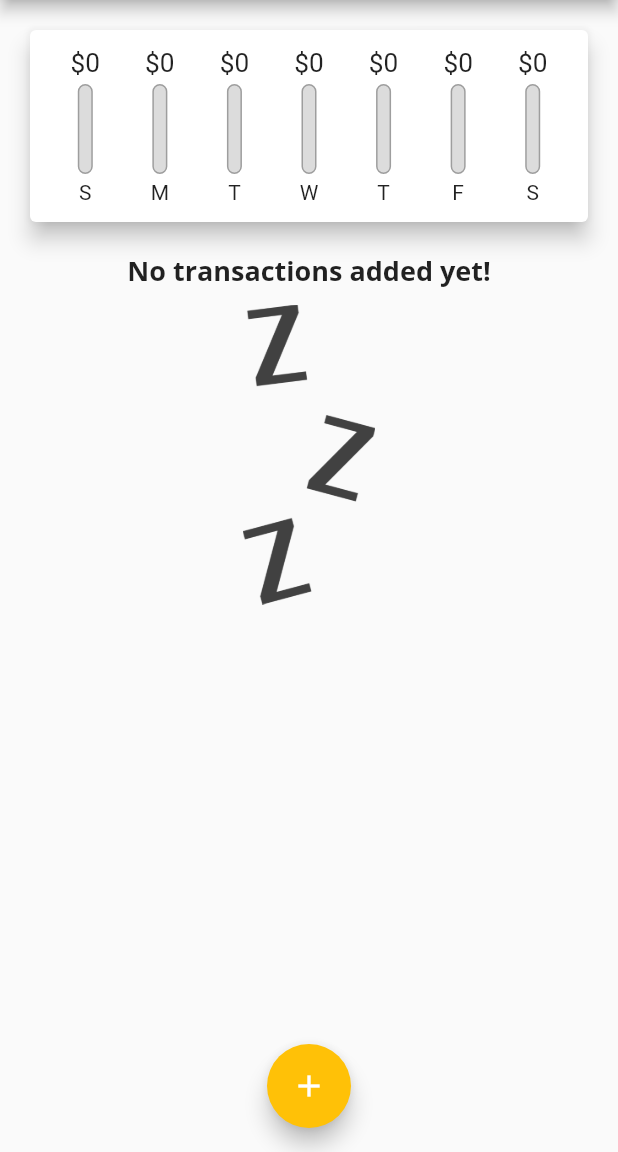
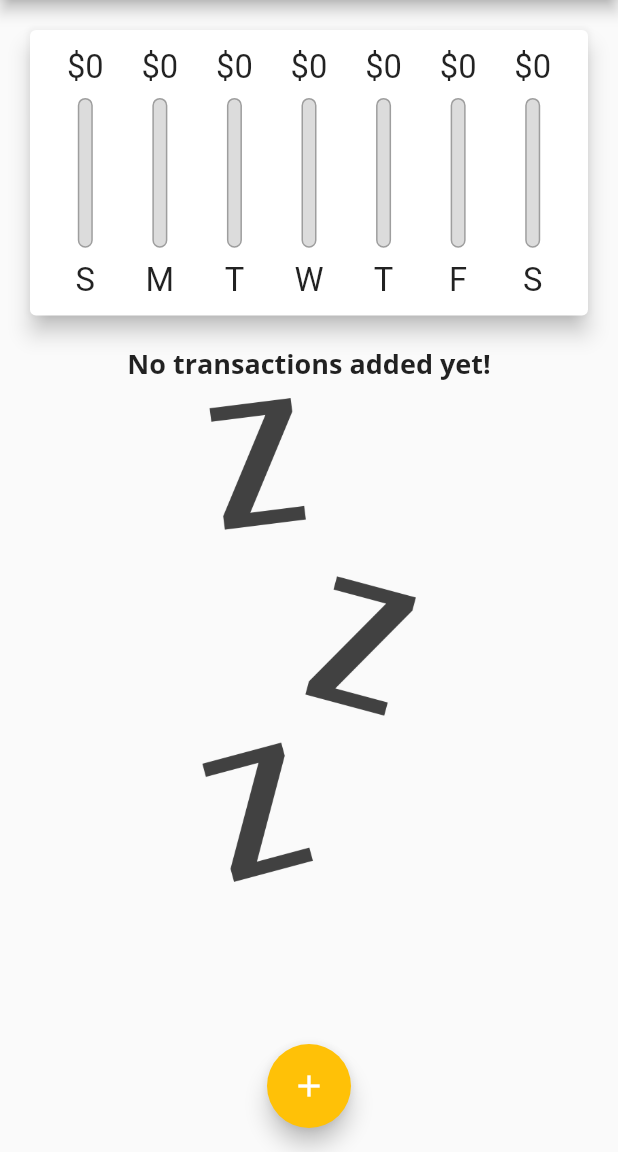
Before and after one commit to vicky5243/expenses_tracker, a Flutter app: the screen it shows after launch, on a phone screen of 412 x 824 dp, the part 84-1236 px from its top. Run offline on Flutter 3.47's test engine with Material 2 defaults, Android fonts, the phone set to English and light mode, and no system bars.

Commit message:
Add orientation, mediaquery and layoutbuilder

```diff
--- a/lib/main.dart
+++ b/lib/main.dart
@@ -3,8 +3,17 @@ import 'package:expenses_tracker/widgets/chart.dart';
 import 'package:expenses_tracker/widgets/new_transaction.dart';
 import 'package:expenses_tracker/widgets/transaction_list.dart';
 import 'package:flutter/material.dart';
+import 'package:flutter/services.dart';
 
 void main() {
+  // set orientation
+  // WidgetsFlutterBinding.ensureInitialized();
+  // SystemChrome.setPreferredOrientations(
+  //   [
+  //     DeviceOrientation.portraitUp,
+  //     DeviceOrientation.portraitDown,
+  //   ],
+  // );
   runApp(const MyApp());
 }
 
@@ -81,6 +90,8 @@ class _MyHomePageState extends State<MyHomePage> {
     // ),
   ];
 
+  bool _showChart = false;
+
   List<Transaction> get _recentTransactions {
     return _userTransactions.where((tx) {
       return tx.date.isAfter(
@@ -124,8 +135,9 @@ class _MyHomePageState extends State<MyHomePage> {
 
   @override
   Widget build(BuildContext context) {
-    return Scaffold(
-      appBar: AppBar(
+    final isLandscape =
+        MediaQuery.of(context).orientation == Orientation.landscape;
+    final appBar = AppBar(
       title: const Text(
         'Expenses Tracker',
         // style: TextStyle(
@@ -138,14 +150,53 @@ class _MyHomePageState extends State<MyHomePage> {
           icon: const Icon(Icons.add),
         ),
       ],
-      ),
+    );
+    final txListWidget = Container(
+      height: (MediaQuery.of(context).size.height -
+              appBar.preferredSize.height -
+              MediaQuery.of(context).padding.top) *
+          0.7,
+      child: TransactionList(_userTransactions, _deleteTransaction),
+    );
+    return Scaffold(
+      appBar: appBar,
       body: SingleChildScrollView(
         child: Column(
           // mainAxisAlignment: MainAxisAlignment.start,
           crossAxisAlignment: CrossAxisAlignment.stretch,
           children: <Widget>[
-            Chart(recentTransactions: _recentTransactions),
-            TransactionList(_userTransactions, _deleteTransaction),
+            if (isLandscape)
+              Row(
+                mainAxisAlignment: MainAxisAlignment.center,
+                children: [
+                  const Text('Show Chart'),
+                  Switch(
+                    value: _showChart,
+                    onChanged: (val) {
+                      setState(() {
+                        _showChart = val;
+                      });
+                    },
+                  )
+                ],
+              ),
+            if (!isLandscape)
+              Container(
+                  height: (MediaQuery.of(context).size.height -
+                          appBar.preferredSize.height -
+                          MediaQuery.of(context).padding.top) *
+                      0.3,
+                  child: Chart(recentTransactions: _recentTransactions)),
+            if (!isLandscape) txListWidget,
+            if (isLandscape)
+              _showChart
+                  ? Container(
+                      height: (MediaQuery.of(context).size.height -
+                              appBar.preferredSize.height -
+                              MediaQuery.of(context).padding.top) *
+                          0.7,
+                      child: Chart(recentTransactions: _recentTransactions))
+                  : txListWidget,
           ],
         ),
       ),
--- a/lib/widgets/chart.dart
+++ b/lib/widgets/chart.dart
@@ -37,7 +37,6 @@ class Chart extends StatelessWidget {
 
   @override
   Widget build(BuildContext context) {
-    print(groupedTransactionValues);
     return Card(
       elevation: 6,
       margin: const EdgeInsets.all(20),
--- a/lib/widgets/chart_bar.dart
+++ b/lib/widgets/chart_bar.dart
@@ -12,21 +12,23 @@ class ChartBar extends StatelessWidget {
 
   @override
   Widget build(BuildContext context) {
+    return LayoutBuilder(
+      builder: (context, constraints) {
         return Column(
           children: [
-        Container(
-          height: 20,
+            SizedBox(
+              height: constraints.maxHeight * 0.15,
               child: FittedBox(
                 child: Text(
                   '\$${spendingAmount.toStringAsFixed(0)}',
                 ),
               ),
             ),
-        const SizedBox(
-          height: 4,
+            SizedBox(
+              height: constraints.maxHeight * 0.05,
             ),
             SizedBox(
-          height: 60,
+              height: constraints.maxHeight * 0.6,
               width: 10,
               child: Stack(
                 children: [
@@ -54,11 +56,20 @@ class ChartBar extends StatelessWidget {
                 ],
               ),
             ),
-        const SizedBox(
-          height: 4,
+            SizedBox(
+              height: constraints.maxHeight * 0.05,
             ),
-        Text(label)
+            SizedBox(
+              height: constraints.maxHeight * 0.15,
+              child: FittedBox(
+                child: Text(
+                  label,
+                ),
+              ),
+            )
           ],
+        );
+      },
     );
   }
 }
--- a/lib/widgets/transaction_list.dart
+++ b/lib/widgets/transaction_list.dart
@@ -9,10 +9,9 @@ class TransactionList extends StatelessWidget {
   TransactionList(this.transactions, this.deleteTx);
   @override
   Widget build(BuildContext context) {
-    return Container(
-      height: 500,
-      child: transactions.isEmpty
-          ? Column(
+    return transactions.isEmpty
+        ? LayoutBuilder(builder: (context, constraints) {
+            return Column(
               children: [
                 Text(
                   'No transactions added yet!',
@@ -22,14 +21,15 @@ class TransactionList extends StatelessWidget {
                   height: 10,
                 ),
                 SizedBox(
-                  height: 200,
+                  height: constraints.maxHeight * 0.6,
                   child: Image.asset(
                     'assets/images/waiting.png',
                     fit: BoxFit.cover,
                   ),
                 ),
               ],
-            )
+            );
+          })
         : ListView.builder(
             itemBuilder: (context, index) {
               return Card(
@@ -66,7 +66,6 @@ class TransactionList extends StatelessWidget {
               );
             },
             itemCount: transactions.length,
-            ),
           );
   }
 }
```
Lines whose indentation alone changed are shown as unchanged.
